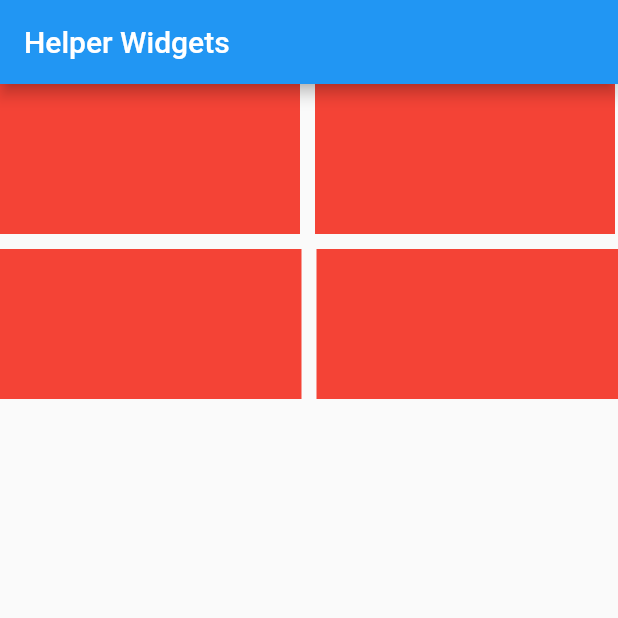
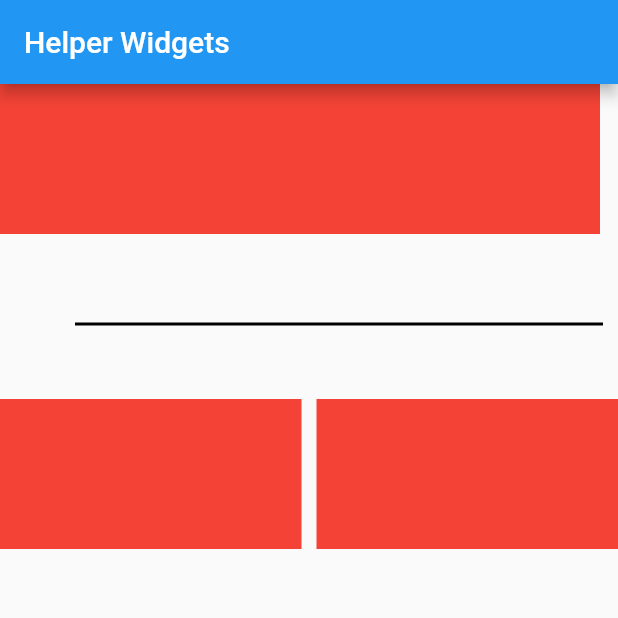
Before and after one commit to apurva010/Helper-Widget-Practical-5, a Flutter app: the screen it shows after launch, on a phone screen of 412 x 824 dp, the top half of it. Run offline on Flutter 3.47's test engine with Material 2 defaults, Android fonts, the light colour scheme and no system bars.

Commit message:
Divider Widget implemented

```diff
--- a/lib/helperWidget/helper_widget.dart
+++ b/lib/helperWidget/helper_widget.dart
@@ -35,9 +35,6 @@
                 width: 200,
               ),
             ),
-            const SizedBox(
-              width: 10,
-            ),
             Flexible(
               flex: 1,
               child: Container(
@@ -50,6 +47,13 @@
         ),
         const SizedBox(
           height: 10,
+        ),
+        const Divider(
+          height: 100,
+          color: Colors.black,
+          thickness: 2,
+          endIndent: 10,
+          indent: 50,
         ),
         Row(
           children: [
```
